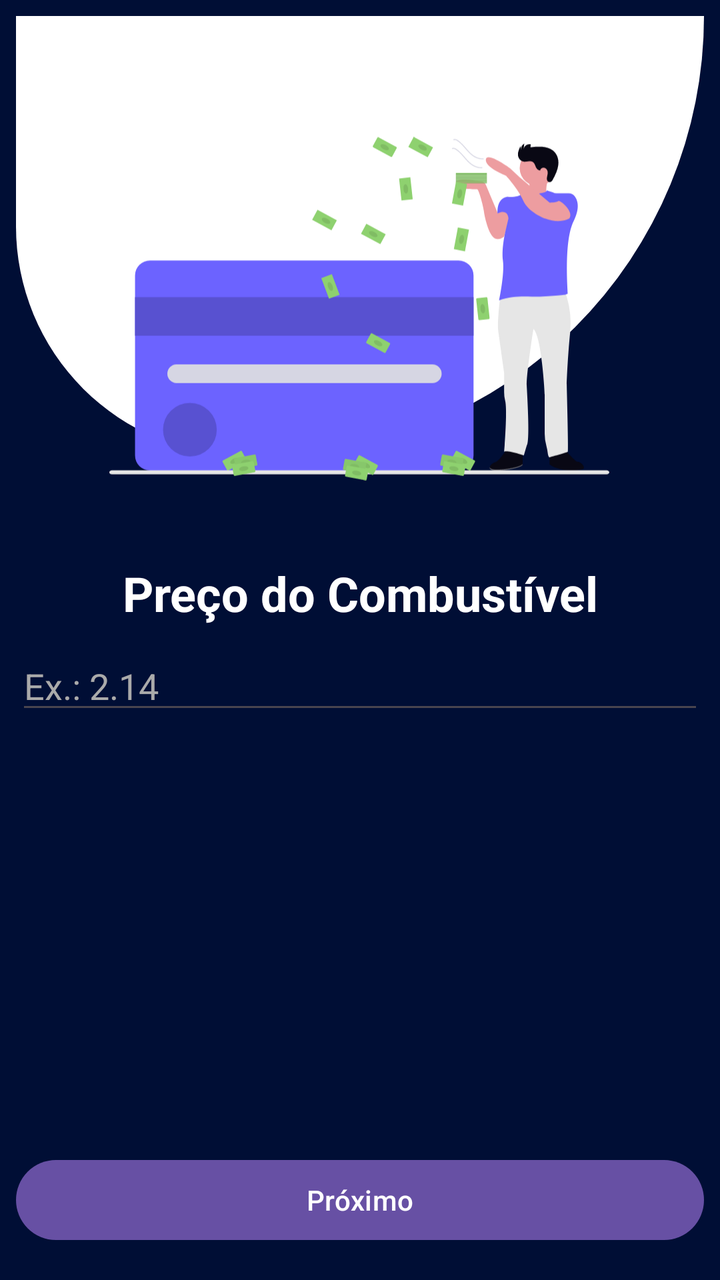
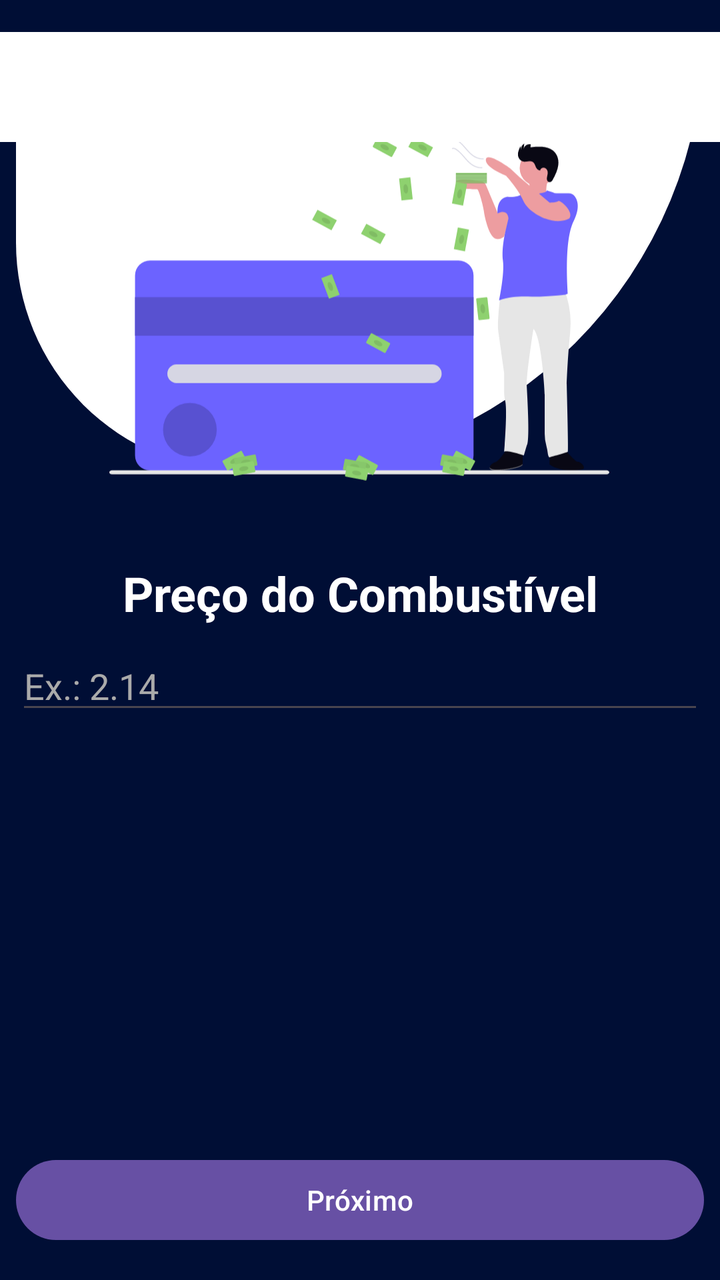

Screens rendered from an Android XML layout before and after an edit, with the pre-edit source and the edit as a unified diff.
<!-- AndroidManifest.xml: application theme Theme.FuelCalculator -->
<!-- res/layout/activity_preco_combustivel.xml -->
<?xml version="1.0" encoding="utf-8"?>
<androidx.constraintlayout.widget.ConstraintLayout xmlns:android="http://schemas.android.com/apk/res/android"
    xmlns:app="http://schemas.android.com/apk/res-auto"
    xmlns:tools="http://schemas.android.com/tools"
    android:id="@+id/main"
    android:background="@color/background"
    android:layout_width="match_parent"
    android:layout_height="match_parent"
    tools:context=".PrecoCombustivelActivity">

    <View
        android:id="@+id/linearLayout"
        android:layout_width="match_parent"
        android:layout_height="220dp"
        android:layout_marginStart="8dp"
        android:layout_marginTop="8dp"
        android:layout_marginEnd="8dp"
        android:background="@drawable/bg_rounded"
        android:gravity="center"
        app:layout_constraintEnd_toEndOf="parent"
        app:layout_constraintStart_toStartOf="parent"
        app:layout_constraintTop_toTopOf="parent" />

    <EditText
        android:id="@+id/edtPrecoCombustivel"
        android:layout_width="0dp"
        android:layout_height="wrap_content"
        android:layout_marginStart="8dp"
        android:layout_marginTop="8dp"
        android:layout_marginEnd="8dp"
        android:ems="10"
        android:hint="Ex.: 2.14"
        android:inputType="numberDecimal"
        android:textColor="@color/white"
        android:textColorHint="@android:color/darker_gray"
        app:layout_constraintEnd_toEndOf="parent"
        app:layout_constraintHorizontal_bias="0.0"
        app:layout_constraintStart_toStartOf="parent"
        app:layout_constraintTop_toBottomOf="@+id/tvPrecoCombustivelTitulo" />

    <Button
        android:id="@+id/btnPrecoCombustivelProximo"
        android:layout_width="0dp"
        android:layout_height="wrap_content"
        android:layout_marginStart="8dp"
        android:layout_marginEnd="8dp"
        android:layout_marginBottom="16dp"
        android:text="Próximo"
        app:layout_constraintBottom_toBottomOf="parent"
        app:layout_constraintEnd_toEndOf="parent"
        app:layout_constraintHorizontal_bias="0.0"
        app:layout_constraintStart_toStartOf="parent"
        app:layout_constraintTop_toBottomOf="@+id/edtPrecoCombustivel"
        app:layout_constraintVertical_bias="1.0" />

    <TextView
        android:id="@+id/tvPrecoCombustivelTitulo"
        android:layout_width="wrap_content"
        android:layout_height="wrap_content"
        android:layout_marginTop="16dp"
        android:text="Preço do Combustível"
        android:textColor="@color/white"
        android:textSize="24sp"
        android:textStyle="bold"
        app:layout_constraintEnd_toEndOf="parent"
        app:layout_constraintStart_toStartOf="parent"
        app:layout_constraintTop_toBottomOf="@+id/imageView" />

    <ImageView
        android:id="@+id/imageView"
        android:layout_width="250dp"
        android:layout_height="220dp"
        android:layout_marginTop="16dp"
        android:src="@drawable/icon_pin_preco_combustivel"
        app:layout_constraintBottom_toBottomOf="parent"
        app:layout_constraintEnd_toEndOf="parent"
        app:layout_constraintHorizontal_bias="0.496"
        app:layout_constraintStart_toStartOf="parent"
        app:layout_constraintTop_toTopOf="parent"
        app:layout_constraintVertical_bias="0.07" />

</androidx.constraintlayout.widget.ConstraintLayout>
<!-- resources referenced by this layout -->
<resources>
  <color name="background">#000E35</color>
  <color name="white">#FFFFFFFF</color>
  <!-- drawable bg_rounded (drawable) -->
  <?xml version="1.0" encoding="utf-8"?>
  <shape xmlns:android="http://schemas.android.com/apk/res/android"
      android:shape="rectangle">
  
      <solid android:color="@android:color/white"/>
  
      <corners
          android:topLeftRadius="0dp"
          android:topRightRadius="0dp"
          android:bottomLeftRadius="120dp"
          android:bottomRightRadius="230dp"/>
  
      <padding
          android:left="12dp"
          android:top="12dp"
          android:right="12dp"
          android:bottom="12dp"/>
  
  </shape>
  <!-- drawable icon_pin_preco_combustivel: vector/xml drawable (drawable, 20744 chars, omitted) -->
  <style name="Theme.FuelCalculator" parent="Base.Theme.FuelCalculator" />
  <style name="Base.Theme.FuelCalculator" parent="Theme.Material3.DayNight.NoActionBar">
          
          
      </style>
</resources>

<!-- the commit's change to res/layout/activity_preco_combustivel.xml (unified diff, before → after) -->
@@ -13,11 +13,12 @@
         android:layout_width="match_parent"
         android:layout_height="220dp"
         android:layout_marginStart="8dp"
-        android:layout_marginTop="8dp"
+        android:layout_marginTop="16dp"
         android:layout_marginEnd="8dp"
         android:background="@drawable/bg_rounded"
         android:gravity="center"
         app:layout_constraintEnd_toEndOf="parent"
+        app:layout_constraintHorizontal_bias="1.0"
         app:layout_constraintStart_toStartOf="parent"
         app:layout_constraintTop_toTopOf="parent" />
 
@@ -79,4 +80,18 @@
         app:layout_constraintTop_toTopOf="parent"
         app:layout_constraintVertical_bias="0.07" />
 
+    <com.google.android.material.appbar.MaterialToolbar
+        android:id="@+id/toolbar_preco_combustivel"
+        android:layout_width="378dp"
+        android:layout_height="55dp"
+        android:layout_marginTop="16dp"
+        android:background="@color/white"
+        android:minHeight="?attr/actionBarSize"
+        app:layout_constraintEnd_toEndOf="parent"
+        app:layout_constraintHorizontal_bias="0.34"
+        app:layout_constraintStart_toStartOf="parent"
+        app:layout_constraintTop_toTopOf="parent"
+        app:title=" " />
+
+
 </androidx.constraintlayout.widget.ConstraintLayout>
